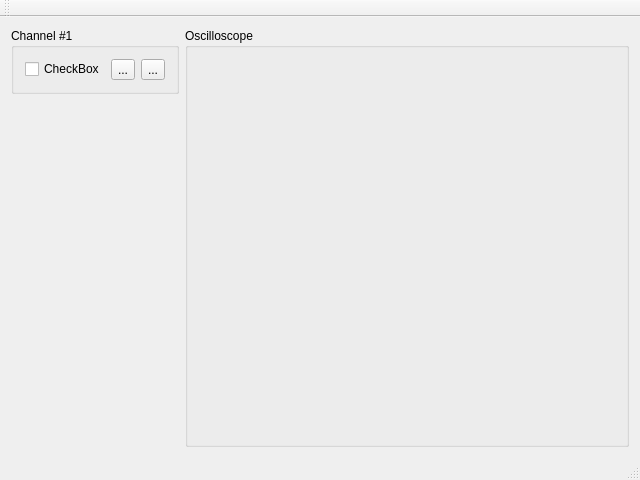
This is mainwindow.ui in brumla/oscillograph as Qt 5 draws it before an edit. The edited form follows.
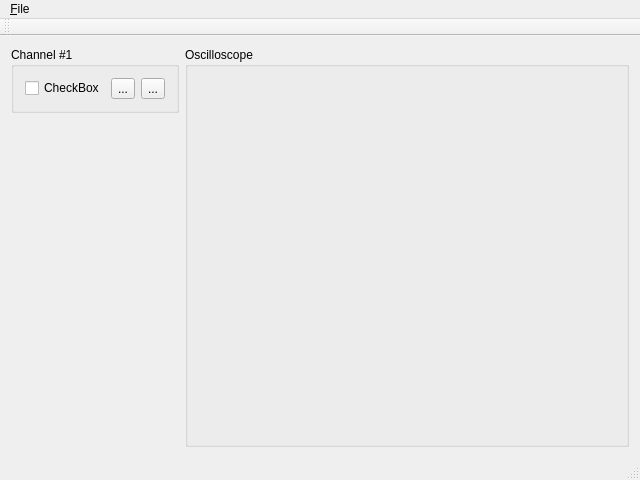
This is the edited form.

Commit message:
added dialog for port setup, ports are listed in combo when the dialog is opened. dialog is callable via action.
added support for serial port

```diff
--- a/mainwindow.ui
+++ b/mainwindow.ui
@@ -92,6 +92,13 @@
      <height>20</height>
     </rect>
    </property>
+   <widget class="QMenu" name="menu_File">
+    <property name="title">
+     <string>&amp;File</string>
+    </property>
+    <addaction name="action_Quit"/>
+   </widget>
+   <addaction name="menu_File"/>
   </widget>
   <widget class="QToolBar" name="mainToolBar">
    <attribute name="toolBarArea">
```
Left out of the diff: 8 changed lines with no effect on the pictures. The commit also changes 6 other files.
